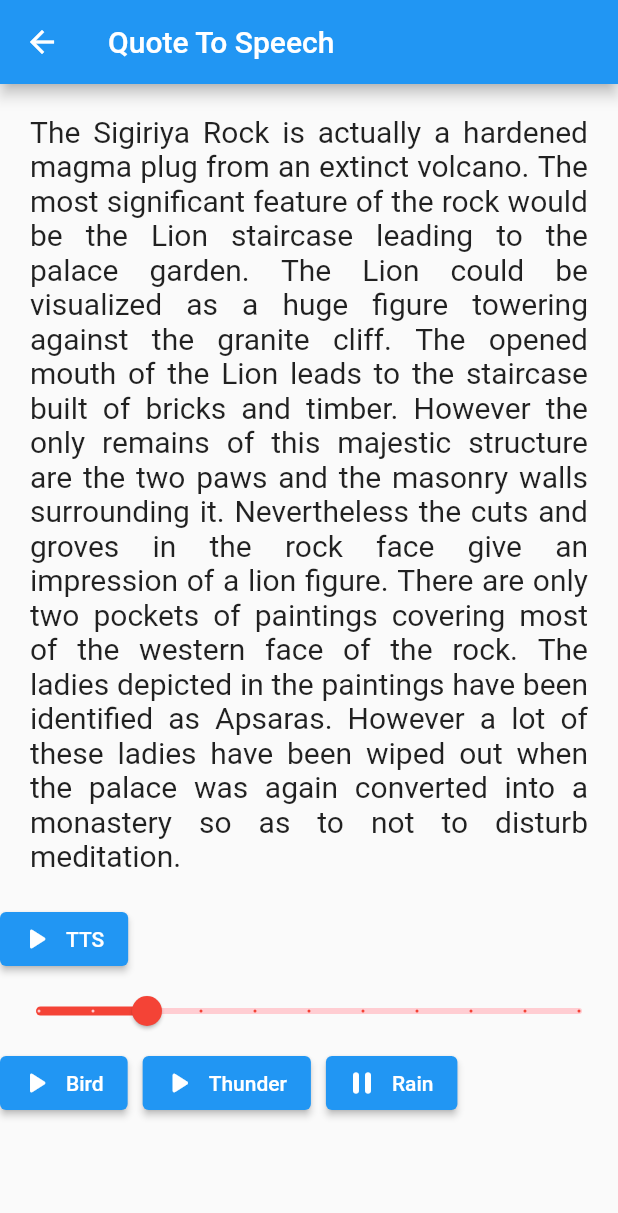
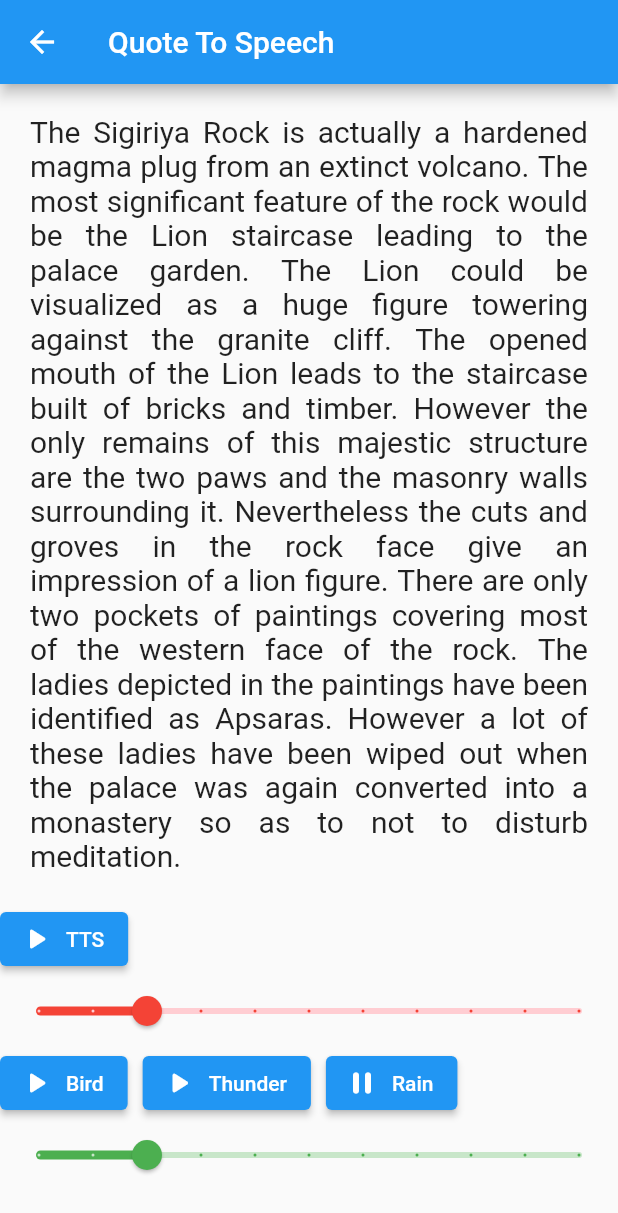
Before and after one commit to tharindu97/Flutter-Audio-Player-TEST, a Flutter app: the QuoteToSpeech screen opened directly with empty values, after a tap on "Rain", on a phone screen of 412 x 824 dp. Shown: the top 1213 px of the screen. Run offline on Flutter 3.47's test engine with Material 2 defaults, Android fonts, the phone set to English and light mode, and no system bars; our stand-ins replace audioplayers, cloud_firestore, firebase_core, flutter_tts; accounts and stored records are empty.

Commit message:
all quotes

```diff
--- a/audioandtts/lib/pages/quoteToSpeech.dart
+++ b/audioandtts/lib/pages/quoteToSpeech.dart
@@ -23,6 +23,7 @@ class QuoteToSpeech extends StatefulWidget {
 
 class _QuoteToSpeechState extends State<QuoteToSpeech> {
   double soundValue = 0.2;
+  double backGroundSound = 0.2;
   final String text =
       "The Sigiriya Rock is actually a hardened magma plug from an extinct volcano. The most significant feature of the rock would be the Lion staircase leading to the palace garden. The Lion could be visualized as a huge figure towering against the granite cliff. The opened mouth of the Lion leads to the staircase built of bricks and timber. However the only remains of this majestic structure are the two paws and the masonry walls surrounding it. Nevertheless the cuts and groves in the rock face give an impression of a lion figure. There are only two pockets of paintings covering most of the western face of the rock. The ladies depicted in the paintings have been identified as Apsaras. However a lot of these ladies have been wiped out when the palace was again converted into a monastery so as to not to disturb meditation.";
 
@@ -50,6 +51,7 @@ class _QuoteToSpeechState extends State<QuoteToSpeech> {
     audioPlayer =  AudioPlayer();
     audioPlayer1 =  AudioPlayer();
     audioPlayer2 = AudioPlayer();
+    audioPlayer.setVolume(backGroundSound);
     UtilsTTS.flutterTts.setCompletionHandler(() {
       setState(() {
         ttsState = TtsState.stopped;
@@ -60,8 +62,7 @@ class _QuoteToSpeechState extends State<QuoteToSpeech> {
 
   //for first audio
   Future playRain() async {
-    await audioPlayer.setVolume(0.2);
-    await audioPlayer.play(AudioURL.RAIN_URL);
+    await audioPlayer.play(AudioURL.RAIN_URL, volume: backGroundSound);
     setState(() {
       playerState = PlayerState.playing;
     });
@@ -162,6 +163,20 @@ class _QuoteToSpeechState extends State<QuoteToSpeech> {
                 icon: Icon(playerState == PlayerState.playing ? Icons.pause_rounded : Icons.play_arrow_rounded),
                 label: "Rain",
               ),
+              Slider(
+                value: backGroundSound,
+                min: 0,
+                max: 1,
+                activeColor: Colors.green,
+                inactiveColor: Colors.green.shade100,
+                onChanged: (value){
+                  setState(() {
+                    backGroundSound = value;
+                  });
+                },
+                divisions: 10,
+                label: "$backGroundSound",
+              ),
               // FadeInImage.assetNetwork(
               //     placeholder: placeholder,
               //     image: image
@@ -173,23 +188,3 @@ class _QuoteToSpeechState extends State<QuoteToSpeech> {
     );
   }
 }
-
-// FutureBuilder<List<Audio>?>(
-// future: AudioService.getAudios(),
-// builder: (context, snapshot){
-// if(snapshot.hasData){
-// List<Audio>? audios = snapshot.data;
-// print(audios?[0].audioName);
-// return Center(
-// child: Text("Connected"),
-// );
-// }else if(snapshot.hasError){
-// return Center(
-// child: Text("Error......."),
-// );
-// }
-// return Center(
-// child: Text("Loading......."),
-// );
-// },
-// ),
--- a/audioandtts/lib/services/quotes.dart
+++ b/audioandtts/lib/services/quotes.dart
@@ -4,7 +4,7 @@ import 'package:cloud_firestore/cloud_firestore.dart';
 
 class QuotesService{
   static Future<List<Quotes>?> getQuotes() async{
-    CollectionReference response = Config.db.collection("collectionPath");
+    CollectionReference response = Config.db.collection("published_quotes");
     QuerySnapshot<Object?> snapshot = await response.get();
     return snapshot.docs.map<Quotes>((data){
       return Quotes.fromJson(data);
```
Also changed, not shown: audioandtts/lib/pages/all_quotes_page.dart (+24 -19 lines), audioandtts/lib/widgets/quotes_list.dart (added, +29 -0 lines).
